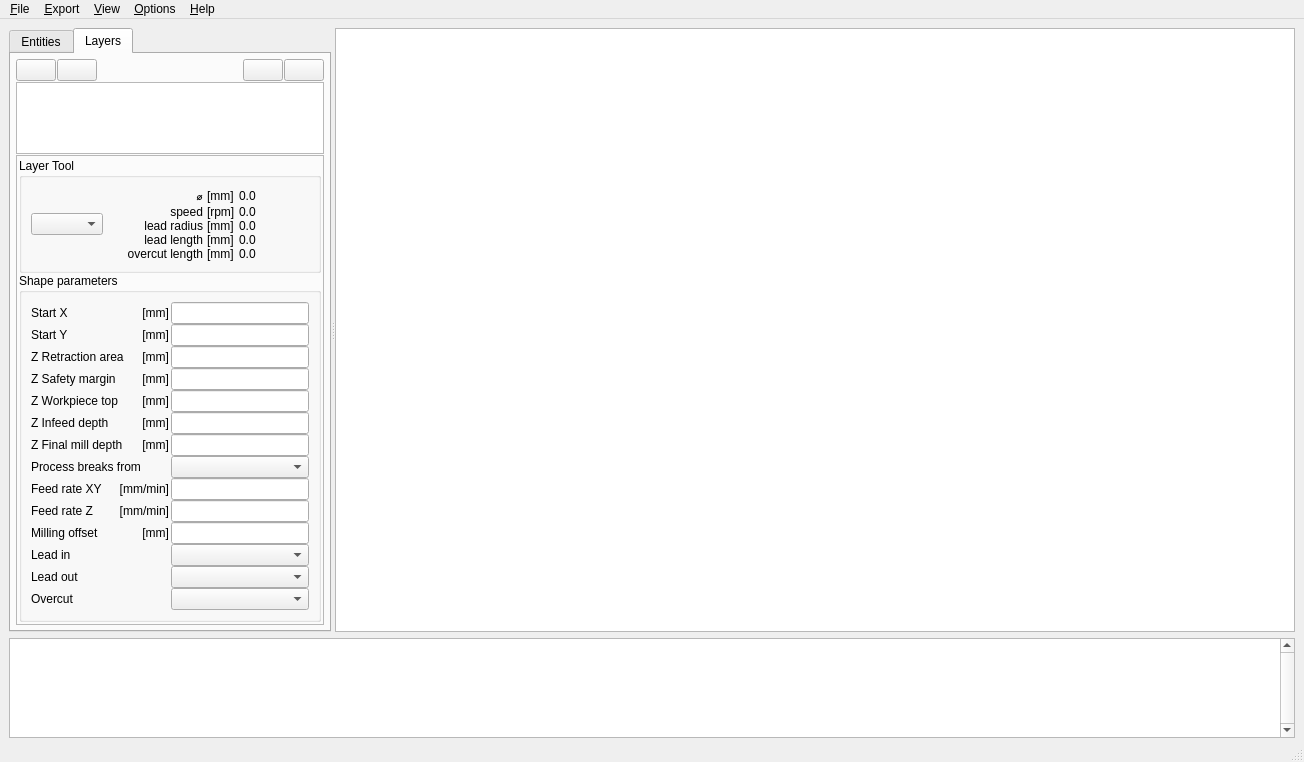
This is source/dxf2gcode/presentation/qt/resources/dxf2gcode.ui in dxf2gcode/dxf2gcode as Qt 5 draws it before an edit. The edited form follows.
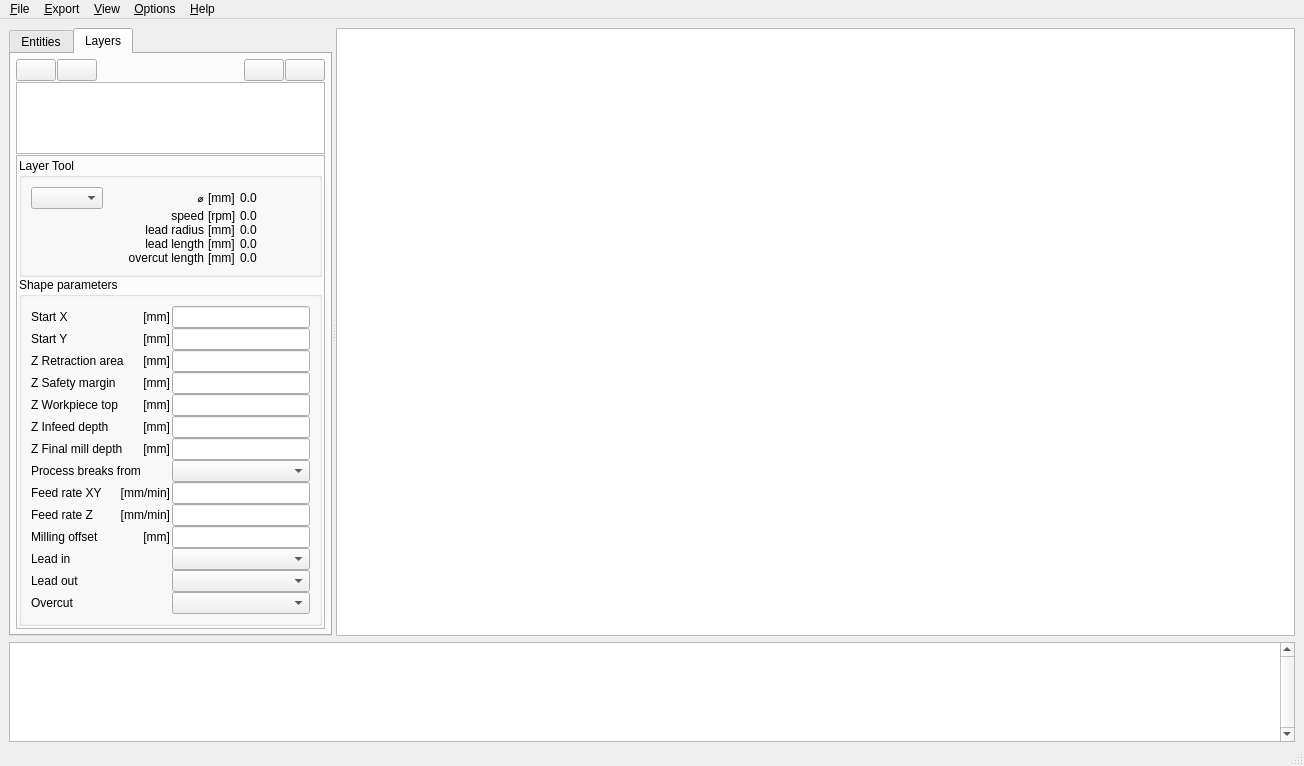
This is the edited form. Icons and pictures are not drawn. Custom widgets are drawn as their Qt base class.

```diff
--- a/source/dxf2gcode/presentation/qt/resources/dxf2gcode.ui
+++ b/source/dxf2gcode/presentation/qt/resources/dxf2gcode.ui
@@ -316,29 +316,13 @@
                 <property name="spacing">
                  <number>2</number>
                 </property>
-               <item>
-                <widget class="QComboBox" name="toolDiameterComboBox">
-                 <property name="sizePolicy">
-                  <sizepolicy hsizetype="Maximum" vsizetype="Fixed">
-                   <horstretch>0</horstretch>
-                   <verstretch>0</verstretch>
-                  </sizepolicy>
-                 </property>
-                 <property name="sizeAdjustPolicy">
-                  <enum>QComboBox::AdjustToContents</enum>
-                 </property>
-                 <property name="maxVisibleItems">
-                  <number>20</number>
-                 </property>
-                </widget>
-               </item>
               <item>
                <layout class="QVBoxLayout" name="verticalLayout_2">
                 <property name="spacing">
                  <number>0</number>
                 </property>
                  <item>
-                  <layout class="QGridLayout" name="toolValuesGrid" columnstretch="1,0,0">
+                  <layout class="QGridLayout" name="toolValuesGrid" columnstretch="0,1,0,0">
                    <property name="horizontalSpacing">
                     <number>4</number>
                    </property>
@@ -346,6 +330,22 @@
                     <number>0</number>
                    </property>
                    <item row="0" column="0">
+                    <widget class="QComboBox" name="toolDiameterComboBox">
+                     <property name="sizePolicy">
+                      <sizepolicy hsizetype="Maximum" vsizetype="Fixed">
+                       <horstretch>0</horstretch>
+                       <verstretch>0</verstretch>
+                      </sizepolicy>
+                     </property>
+                     <property name="sizeAdjustPolicy">
+                      <enum>QComboBox::AdjustToContents</enum>
+                     </property>
+                     <property name="maxVisibleItems">
+                      <number>20</number>
+                     </property>
+                    </widget>
+                   </item>
+                   <item row="0" column="1">
                     <widget class="QLabel" name="label_11">
                      <property name="sizePolicy">
                       <sizepolicy hsizetype="Expanding" vsizetype="Preferred">
@@ -364,20 +364,20 @@
                      </property>
                     </widget>
                    </item>
-                   <item row="0" column="1">
-                    <widget class="QLabel" name="toolDiameterUnitLabel">
-                     <property name="sizePolicy">
-                      <sizepolicy hsizetype="Maximum" vsizetype="Preferred">
-                       <horstretch>0</horstretch>
-                       <verstretch>0</verstretch>
-                      </sizepolicy>
-                     </property>
-                     <property name="text">
-                      <string notr="true">[mm]</string>
-                     </property>
-                    </widget>
-                   </item>
                    <item row="0" column="2">
+                    <widget class="QLabel" name="toolDiameterUnitLabel">
+                     <property name="sizePolicy">
+                      <sizepolicy hsizetype="Maximum" vsizetype="Preferred">
+                       <horstretch>0</horstretch>
+                       <verstretch>0</verstretch>
+                      </sizepolicy>
+                     </property>
+                     <property name="text">
+                      <string notr="true">[mm]</string>
+                     </property>
+                    </widget>
+                   </item>
+                   <item row="0" column="3">
                     <widget class="QLabel" name="toolDiameterLabel">
                      <property name="minimumSize">
                       <size>
@@ -396,7 +396,7 @@
                      </property>
                     </widget>
                    </item>
-                   <item row="1" column="0">
+                   <item row="1" column="1">
                     <widget class="QLabel" name="label_12">
                      <property name="sizePolicy">
                       <sizepolicy hsizetype="Expanding" vsizetype="Preferred">
@@ -412,7 +412,7 @@
                      </property>
                     </widget>
                    </item>
-                   <item row="1" column="1">
+                   <item row="1" column="2">
                     <widget class="QLabel" name="toolSpeedUnitLabel">
                      <property name="sizePolicy">
                       <sizepolicy hsizetype="Maximum" vsizetype="Preferred">
@@ -425,7 +425,7 @@
                      </property>
                     </widget>
                    </item>
-                   <item row="1" column="2">
+                   <item row="1" column="3">
                     <widget class="QLabel" name="toolSpeedLabel">
                      <property name="minimumSize">
                       <size>
@@ -444,7 +444,7 @@
                      </property>
                     </widget>
                    </item>
-                   <item row="2" column="0">
+                   <item row="2" column="1">
                     <widget class="QLabel" name="label_13">
                      <property name="sizePolicy">
                       <sizepolicy hsizetype="Expanding" vsizetype="Preferred">
@@ -460,20 +460,20 @@
                      </property>
                     </widget>
                    </item>
-                   <item row="2" column="1">
-                    <widget class="QLabel" name="leadRadiusUnitLabel">
-                     <property name="sizePolicy">
-                      <sizepolicy hsizetype="Maximum" vsizetype="Preferred">
-                       <horstretch>0</horstretch>
-                       <verstretch>0</verstretch>
-                      </sizepolicy>
-                     </property>
-                     <property name="text">
-                      <string notr="true">[mm]</string>
-                     </property>
-                    </widget>
-                   </item>
                    <item row="2" column="2">
+                    <widget class="QLabel" name="leadRadiusUnitLabel">
+                     <property name="sizePolicy">
+                      <sizepolicy hsizetype="Maximum" vsizetype="Preferred">
+                       <horstretch>0</horstretch>
+                       <verstretch>0</verstretch>
+                      </sizepolicy>
+                     </property>
+                     <property name="text">
+                      <string notr="true">[mm]</string>
+                     </property>
+                    </widget>
+                   </item>
+                   <item row="2" column="3">
                     <widget class="QLabel" name="leadRadiusLabel">
                      <property name="minimumSize">
                       <size>
@@ -492,7 +492,7 @@
                      </property>
                     </widget>
                    </item>
-                   <item row="3" column="0">
+                   <item row="3" column="1">
                     <widget class="QLabel" name="label_15">
                      <property name="sizePolicy">
                       <sizepolicy hsizetype="Expanding" vsizetype="Preferred">
@@ -508,20 +508,20 @@
                      </property>
                     </widget>
                    </item>
-                   <item row="3" column="1">
-                    <widget class="QLabel" name="leadLengthUnitLabel">
-                     <property name="sizePolicy">
-                      <sizepolicy hsizetype="Maximum" vsizetype="Preferred">
-                       <horstretch>0</horstretch>
-                       <verstretch>0</verstretch>
-                      </sizepolicy>
-                     </property>
-                     <property name="text">
-                      <string notr="true">[mm]</string>
-                     </property>
-                    </widget>
-                   </item>
                    <item row="3" column="2">
+                    <widget class="QLabel" name="leadLengthUnitLabel">
+                     <property name="sizePolicy">
+                      <sizepolicy hsizetype="Maximum" vsizetype="Preferred">
+                       <horstretch>0</horstretch>
+                       <verstretch>0</verstretch>
+                      </sizepolicy>
+                     </property>
+                     <property name="text">
+                      <string notr="true">[mm]</string>
+                     </property>
+                    </widget>
+                   </item>
+                   <item row="3" column="3">
                     <widget class="QLabel" name="leadLengthLabel">
                      <property name="minimumSize">
                       <size>
@@ -540,7 +540,7 @@
                      </property>
                     </widget>
                    </item>
-                   <item row="4" column="0">
+                   <item row="4" column="1">
                     <widget class="QLabel" name="label_16">
                      <property name="sizePolicy">
                       <sizepolicy hsizetype="Expanding" vsizetype="Preferred">
@@ -556,20 +556,20 @@
                      </property>
                     </widget>
                    </item>
-                   <item row="4" column="1">
-                    <widget class="QLabel" name="overcutLengthUnitLabel">
-                     <property name="sizePolicy">
-                      <sizepolicy hsizetype="Maximum" vsizetype="Preferred">
-                       <horstretch>0</horstretch>
-                       <verstretch>0</verstretch>
-                      </sizepolicy>
-                     </property>
-                     <property name="text">
-                      <string notr="true">[mm]</string>
-                     </property>
-                    </widget>
-                   </item>
                    <item row="4" column="2">
+                    <widget class="QLabel" name="overcutLengthUnitLabel">
+                     <property name="sizePolicy">
+                      <sizepolicy hsizetype="Maximum" vsizetype="Preferred">
+                       <horstretch>0</horstretch>
+                       <verstretch>0</verstretch>
+                      </sizepolicy>
+                     </property>
+                     <property name="text">
+                      <string notr="true">[mm]</string>
+                     </property>
+                    </widget>
+                   </item>
+                   <item row="4" column="3">
                     <widget class="QLabel" name="overcutLengthLabel">
                      <property name="minimumSize">
                       <size>
```
Left out of the diff: 32 changed lines with no effect on the pictures.
